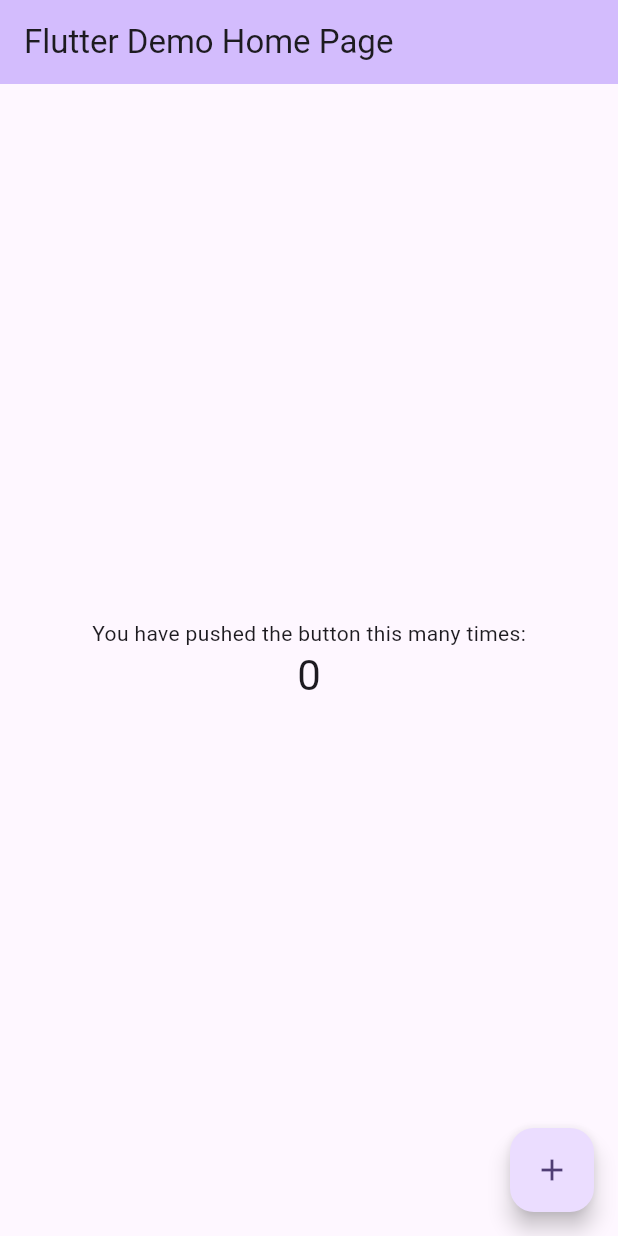
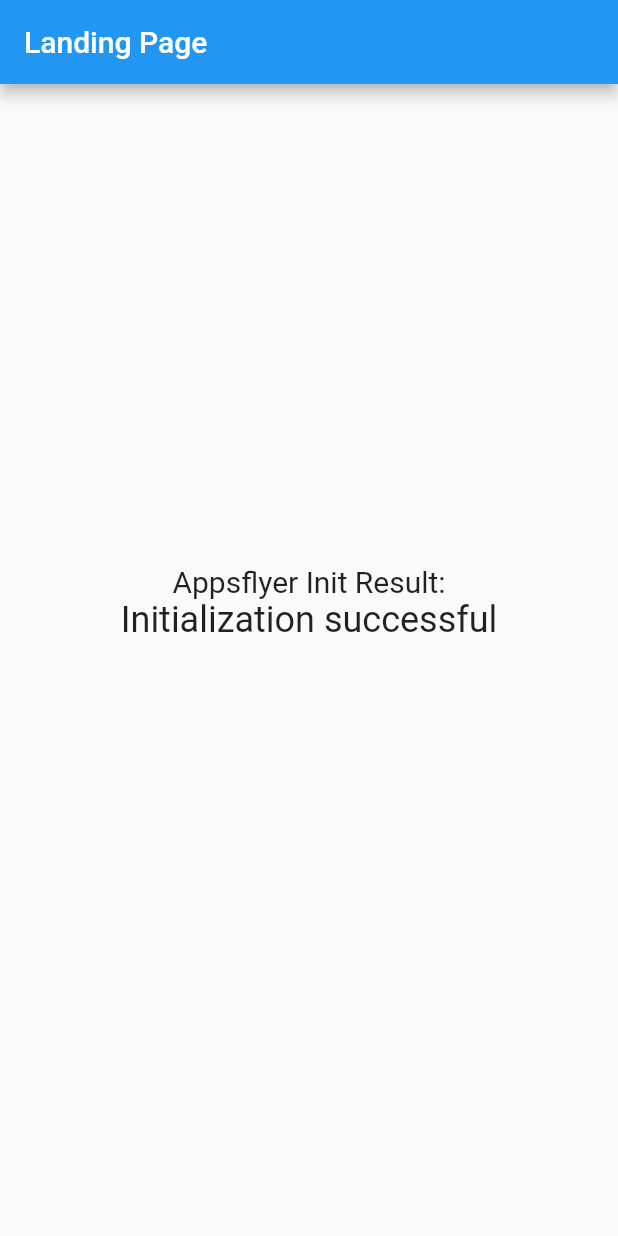
Before and after one commit to sam-playitfwd/test_flutter_appsflyer, a Flutter app: the screen it shows after launch, on a phone screen of 412 x 824 dp. Run offline on Flutter 3.47's test engine with Material 2 defaults, Android fonts, the phone set to English and light mode, and no system bars; missing offline and left inert: appsflyer_sdk.

Commit message:
added initialization

```diff
--- a/lib/main.dart
+++ b/lib/main.dart
@@ -1,5 +1,5 @@
 import 'package:flutter/material.dart';
-import 'package:quest_app/custom/apps_flyer.dart';
+import 'package:appsflyer_sdk/appsflyer_sdk.dart';
 
 void main() {
   runApp(const MyApp());
@@ -7,126 +7,133 @@
 
 class MyApp extends StatelessWidget {
   const MyApp({super.key});
-
-  // This widget is the root of your application.
   @override
   Widget build(BuildContext context) {
-    return MaterialApp(
+    return const MaterialApp(
       title: 'Flutter Demo',
-      theme: ThemeData(
-        // This is the theme of your application.
-        //
-        // TRY THIS: Try running your application with "flutter run". You'll see
-        // the application has a blue toolbar. Then, without quitting the app,
-        // try changing the seedColor in the colorScheme below to Colors.green
-        // and then invoke "hot reload" (save your changes or press the "hot
-        // reload" button in a Flutter-supported IDE, or press "r" if you used
-        // the command line to start the app).
-        //
-        // Notice that the counter didn't reset back to zero; the application
-        // state is not lost during the reload. To reset the state, use hot
-        // restart instead.
-        //
-        // This works for code too, not just values: Most code changes can be
-        // tested with just a hot reload.
-        colorScheme: ColorScheme.fromSeed(seedColor: Colors.deepPurple),
-        useMaterial3: true,
-      ),
-      home: const MyHomePage(title: 'Flutter Demo Home Page'),
+      home: MyHomePage(title: 'Landing Page'),
     );
   }
 }
 
 class MyHomePage extends StatefulWidget {
+  final String title;
+
   const MyHomePage({super.key, required this.title});
-
-  // This widget is the home page of your application. It is stateful, meaning
-  // that it has a State object (defined below) that contains fields that affect
-  // how it looks.
-
-  // This class is the configuration for the state. It holds the values (in this
-  // case the title) provided by the parent (in this case the App widget) and
-  // used by the build method of the State. Fields in a Widget subclass are
-  // always marked "final".
-
-  final String title;
 
   @override
   State<MyHomePage> createState() => _MyHomePageState();
 }
 
 class _MyHomePageState extends State<MyHomePage> {
-  int _counter = 0;
+  String appsflyerInit = "Initializing...";
+  String installConversionData = "",
+      onAppOpenAttribution = "",
+      onDeepLinking = ""; // Store the install conversion data
 
   @override
   void initState() {
     super.initState();
-    initAppsflyer();
+    yourCallingFunction();
   }
 
-  void _incrementCounter() {
-    setState(() {
-      // This call to setState tells the Flutter framework that something has
-      // changed in this State, which causes it to rerun the build method below
-      // so that the display can reflect the updated values. If we changed
-      // _counter without calling setState(), then the build method would not be
-      // called again, and so nothing would appear to happen.
-      _counter++;
-    });
+  void yourCallingFunction() async {
+    await initAppsflyer();
+  }
+
+  Future<void> initAppsflyer() async {
+    AppsflyerSdk appsflyerSdk;
+    try {
+      final AppsFlyerOptions options = AppsFlyerOptions(
+        afDevKey: "7VmuGPyWcLJzHqASnx5PF",
+        appId: "7VmuGPyWcLJzHqASnx5PF",
+        showDebug: true,
+        timeToWaitForATTUserAuthorization: 15,
+      );
+      appsflyerSdk = AppsflyerSdk(options);
+
+      appsflyerSdk.onInstallConversionData((res) {
+        //ignore:avoid_print
+        print('onInstallConversionData ${res.toString()}');
+        setState(() {
+          // Update the installConversionData with the received data
+          installConversionData = 'Install Conversion Data: ${res.toString()}';
+        });
+      });
+
+      appsflyerSdk.onAppOpenAttribution((res) {
+        //ignore:avoid_print
+        print('onAppOpenAttribution ${res.toString()}');
+        setState(() {
+          // Update the installConversionData with the received data
+          onAppOpenAttribution = 'onAppOpenAttribution: ${res.toString()}';
+        });
+      });
+
+      appsflyerSdk.onDeepLinking((DeepLinkResult dp) {
+        //ignore:avoid_print
+        print(dp.status.toString());
+        //ignore:avoid_print
+        print(dp.deepLink?.toString());
+        //ignore:avoid_print
+        print("deep link value: ${dp.deepLink?.deepLinkValue}");
+        setState(() {
+          // Update the installConversionData with the received data
+          onDeepLinking =
+              'onDeepLinking: ${dp.status.toString()} ${dp.deepLink?.toString()} ${dp.deepLink?.deepLinkValue.toString()}';
+        });
+      });
+
+      await appsflyerSdk.initSdk(
+        registerConversionDataCallback: true,
+        registerOnAppOpenAttributionCallback: true,
+        registerOnDeepLinkingCallback: true,
+      );
+
+      setState(() {
+        appsflyerInit = "Initialization successful";
+      });
+    } catch (e) {
+      setState(() {
+        appsflyerInit = "Initialization error: ${e.toString()}";
+      });
+    }
   }
 
   @override
   Widget build(BuildContext context) {
-    // This method is rerun every time setState is called, for instance as done
-    // by the _incrementCounter method above.
-    //
-    // The Flutter framework has been optimized to make rerunning build methods
-    // fast, so that you can just rebuild anything that needs updating rather
-    // than having to individually change instances of widgets.
     return Scaffold(
       appBar: AppBar(
-        // TRY THIS: Try changing the color here to a specific color (to
-        // Colors.amber, perhaps?) and trigger a hot reload to see the AppBar
-        // change color while the other colors stay the same.
-        backgroundColor: Theme.of(context).colorScheme.inversePrimary,
-        // Here we take the value from the MyHomePage object that was created by
-        // the App.build method, and use it to set our appbar title.
         title: Text(widget.title),
       ),
       body: Center(
-        // Center is a layout widget. It takes a single child and positions it
-        // in the middle of the parent.
         child: Column(
-          // Column is also a layout widget. It takes a list of children and
-          // arranges them vertically. By default, it sizes itself to fit its
-          // children horizontally, and tries to be as tall as its parent.
-          //
-          // Column has various properties to control how it sizes itself and
-          // how it positions its children. Here we use mainAxisAlignment to
-          // center the children vertically; the main axis here is the vertical
-          // axis because Columns are vertical (the cross axis would be
-          // horizontal).
-          //
-          // TRY THIS: Invoke "debug painting" (choose the "Toggle Debug Paint"
-          // action in the IDE, or press "p" in the console), to see the
-          // wireframe for each widget.
           mainAxisAlignment: MainAxisAlignment.center,
           children: <Widget>[
             const Text(
-              'You have pushed the button this many times:',
+              'Appsflyer Init Result:',
+              style: TextStyle(fontSize: 20),
             ),
             Text(
-              '$_counter',
-              style: Theme.of(context).textTheme.headlineMedium,
+              appsflyerInit,
+              style: const TextStyle(fontSize: 24),
+            ),
+            const SizedBox(height: 20),
+            Text(
+              installConversionData, // Display install conversion data here
+              style: const TextStyle(fontSize: 16),
+            ),
+            Text(
+              onAppOpenAttribution, // Display install conversion data here
+              style: const TextStyle(fontSize: 16),
+            ),
+            Text(
+              onDeepLinking, // Display install conversion data here
+              style: const TextStyle(fontSize: 16),
             ),
           ],
         ),
       ),
-      floatingActionButton: FloatingActionButton(
-        onPressed: _incrementCounter,
-        tooltip: 'Increment',
-        child: const Icon(Icons.add),
-      ), // This trailing comma makes auto-formatting nicer for build methods.
     );
   }
 }
```
Also changed, not shown: lib/custom/apps_flyer.dart (+9 -1 lines), 1 other file.
